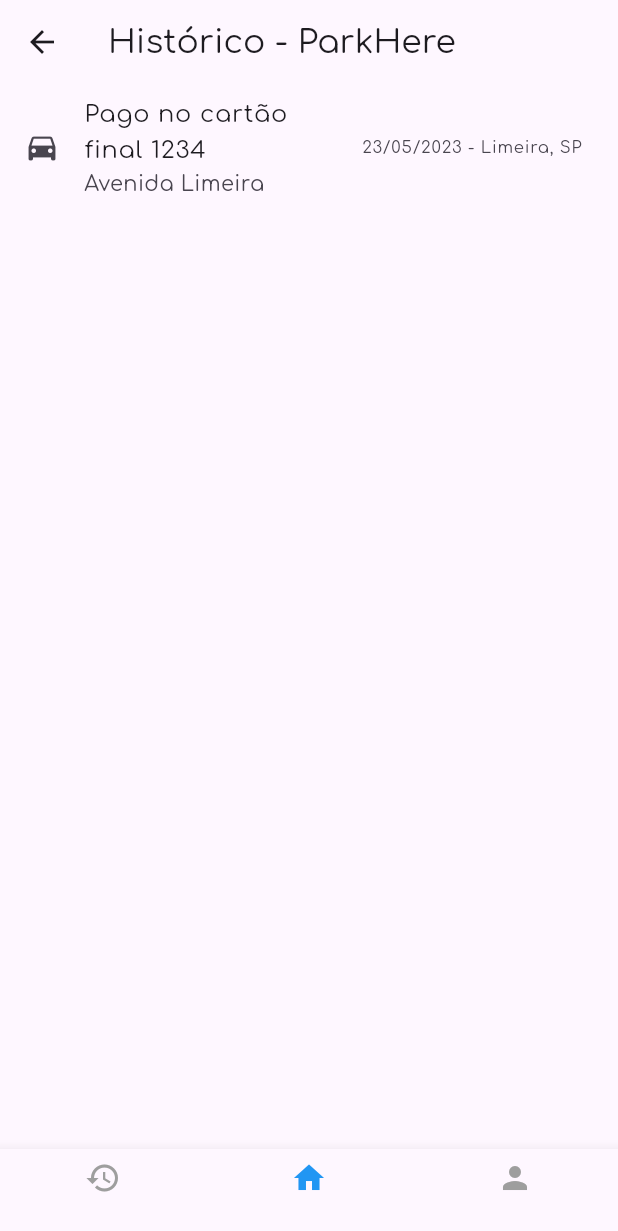
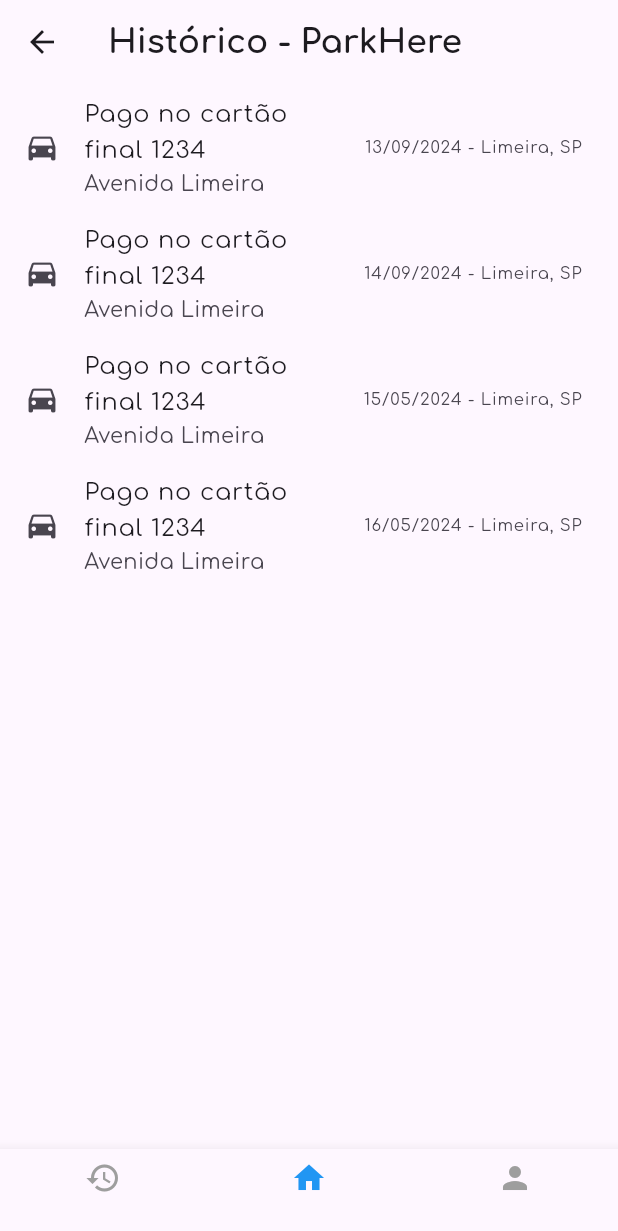
Before and after one commit to lohaynemuriel/parkHere, a Flutter app: the HistoryScreen screen opened directly, on a phone screen of 412 x 824 dp. Shown: the top 1231 px of the screen. Run offline on Flutter 3.47's test engine with Material 3 defaults, Android fonts, the light colour scheme and no system bars.

Commit message:
Update tela-historico.dart

```diff
--- a/park_here/lib/view/tela-historico.dart
+++ b/park_here/lib/view/tela-historico.dart
@@ -8,7 +8,8 @@
   Widget build(BuildContext context) {
     return Scaffold(
       appBar: AppBar(
-        title: Text('Histórico - ParkHere'),
+        title: const Text('Histórico - ParkHere',
+            style: TextStyle(fontWeight: FontWeight.bold)),
       ),
       body: ListView.builder(
         itemCount: transactionList.length,
@@ -39,7 +40,21 @@
   Transaction(
     title: 'Pago no cartão final 1234',
     details: 'Avenida Limeira',
-    date: '23/05/2023 - Limeira, SP',
+    date: '13/09/2024 - Limeira, SP',
   ),
-  // Add more transactions here...
+  Transaction(
+    title: 'Pago no cartão final 1234',
+    details: 'Avenida Limeira',
+    date: '14/09/2024 - Limeira, SP',
+  ),
+  Transaction(
+    title: 'Pago no cartão final 1234',
+    details: 'Avenida Limeira',
+    date: '15/05/2024 - Limeira, SP',
+  ),
+  Transaction(
+    title: 'Pago no cartão final 1234',
+    details: 'Avenida Limeira',
+    date: '16/05/2024 - Limeira, SP',
+  ),
 ];
```
